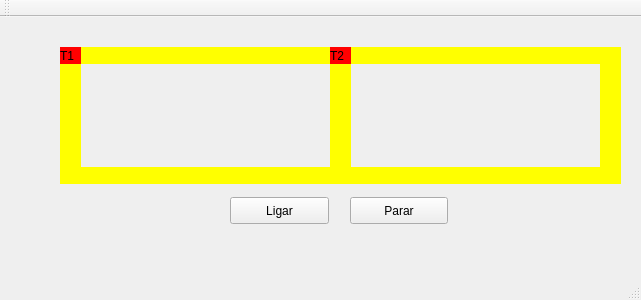
jtfrl/anti_clock_trains, file mainwindow.ui: the form before one commit.
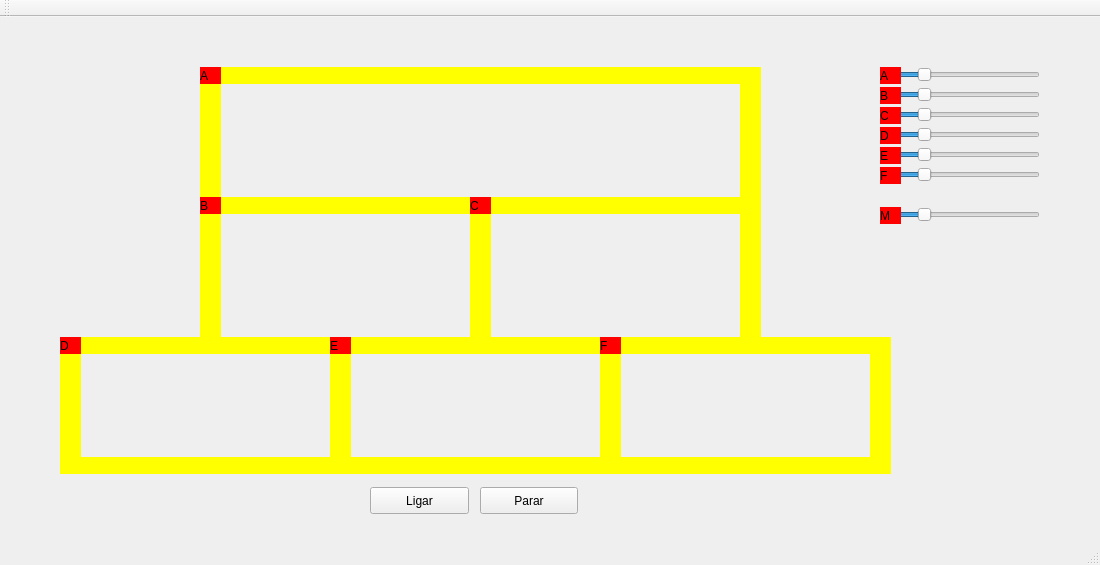
The form after the commit.

Commit message:
Resize main window and update widget positions
Updated the layout and properties of the main window, including resizing and repositioning various widgets.

The edit to the form file:
```diff
--- a/mainwindow.ui
+++ b/mainwindow.ui
@@ -6,19 +6,19 @@
    <rect>
     <x>0</x>
     <y>0</y>
-    <width>641</width>
-    <height>300</height>
+    <width>1100</width>
+    <height>565</height>
    </rect>
   </property>
   <property name="windowTitle">
    <string>MainWindow</string>
   </property>
   <widget class="QWidget" name="centralWidget">
-   <widget class="QLabel" name="label_trem1">
+   <widget class="QLabel" name="label_trem4">
     <property name="geometry">
      <rect>
       <x>60</x>
-      <y>30</y>
+      <y>320</y>
       <width>21</width>
       <height>17</height>
      </rect>
@@ -27,14 +27,14 @@
      <string notr="true">QLabel { background: red}</string>
     </property>
     <property name="text">
-     <string>T1</string>
+     <string>D</string>
     </property>
    </widget>
    <widget class="QLabel" name="label_trilho1">
     <property name="geometry">
      <rect>
       <x>80</x>
-      <y>30</y>
+      <y>320</y>
       <width>250</width>
       <height>17</height>
      </rect>
@@ -50,7 +50,7 @@
     <property name="geometry">
      <rect>
       <x>80</x>
-      <y>150</y>
+      <y>440</y>
       <width>250</width>
       <height>17</height>
      </rect>
@@ -66,7 +66,7 @@
     <property name="geometry">
      <rect>
       <x>330</x>
-      <y>30</y>
+      <y>320</y>
       <width>21</width>
       <height>137</height>
      </rect>
@@ -82,7 +82,7 @@
     <property name="geometry">
      <rect>
       <x>60</x>
-      <y>30</y>
+      <y>320</y>
       <width>21</width>
       <height>137</height>
      </rect>
@@ -97,8 +97,8 @@
    <widget class="QPushButton" name="pushButton">
     <property name="geometry">
      <rect>
-      <x>230</x>
-      <y>180</y>
+      <x>370</x>
+      <y>470</y>
       <width>99</width>
       <height>27</height>
      </rect>
@@ -110,8 +110,8 @@
    <widget class="QPushButton" name="pushButton_2">
     <property name="geometry">
      <rect>
-      <x>350</x>
-      <y>180</y>
+      <x>480</x>
+      <y>470</y>
       <width>98</width>
       <height>27</height>
      </rect>
@@ -124,7 +124,7 @@
     <property name="geometry">
      <rect>
       <x>600</x>
-      <y>30</y>
+      <y>320</y>
       <width>21</width>
       <height>137</height>
      </rect>
@@ -140,7 +140,7 @@
     <property name="geometry">
      <rect>
       <x>350</x>
-      <y>30</y>
+      <y>320</y>
       <width>250</width>
       <height>17</height>
      </rect>
@@ -156,7 +156,7 @@
     <property name="geometry">
      <rect>
       <x>350</x>
-      <y>150</y>
+      <y>440</y>
       <width>250</width>
       <height>17</height>
      </rect>
@@ -168,11 +168,225 @@
      <string/>
     </property>
    </widget>
+   <widget class="QLabel" name="label_trem5">
+    <property name="geometry">
+     <rect>
+      <x>330</x>
+      <y>320</y>
+      <width>21</width>
+      <height>17</height>
+     </rect>
+    </property>
+    <property name="styleSheet">
+     <string notr="true">QLabel { background: red}</string>
+    </property>
+    <property name="text">
+     <string>E</string>
+    </property>
+   </widget>
+   <widget class="QLabel" name="label_trilho1_3">
+    <property name="geometry">
+     <rect>
+      <x>620</x>
+      <y>320</y>
+      <width>250</width>
+      <height>17</height>
+     </rect>
+    </property>
+    <property name="mouseTracking">
+     <bool>false</bool>
+    </property>
+    <property name="autoFillBackground">
+     <bool>false</bool>
+    </property>
+    <property name="styleSheet">
+     <string notr="true">QLabel { background: yellow}</string>
+    </property>
+    <property name="text">
+     <string/>
+    </property>
+   </widget>
+   <widget class="QLabel" name="label_trilho2_3">
+    <property name="geometry">
+     <rect>
+      <x>620</x>
+      <y>440</y>
+      <width>250</width>
+      <height>17</height>
+     </rect>
+    </property>
+    <property name="styleSheet">
+     <string notr="true">QLabel { background: yellow}</string>
+    </property>
+    <property name="text">
+     <string/>
+    </property>
+   </widget>
+   <widget class="QLabel" name="label_trilho4_3">
+    <property name="geometry">
+     <rect>
+      <x>870</x>
+      <y>320</y>
+      <width>21</width>
+      <height>137</height>
+     </rect>
+    </property>
+    <property name="styleSheet">
+     <string notr="true">QLabel { background: yellow}</string>
+    </property>
+    <property name="text">
+     <string/>
+    </property>
+   </widget>
+   <widget class="QLabel" name="label_trem6">
+    <property name="geometry">
+     <rect>
+      <x>600</x>
+      <y>320</y>
+      <width>21</width>
+      <height>17</height>
+     </rect>
+    </property>
+    <property name="styleSheet">
+     <string notr="true">QLabel { background: red}</string>
+    </property>
+    <property name="text">
+     <string>F</string>
+    </property>
+   </widget>
+   <widget class="QLabel" name="label_trilho3_2">
+    <property name="geometry">
+     <rect>
+      <x>470</x>
+      <y>180</y>
+      <width>21</width>
+      <height>140</height>
+     </rect>
+    </property>
+    <property name="styleSheet">
+     <string notr="true">QLabel { background: yellow}</string>
+    </property>
+    <property name="text">
+     <string/>
+    </property>
+   </widget>
+   <widget class="QLabel" name="label_trilho3_3">
+    <property name="geometry">
+     <rect>
+      <x>740</x>
+      <y>180</y>
+      <width>21</width>
+      <height>140</height>
+     </rect>
+    </property>
+    <property name="styleSheet">
+     <string notr="true">QLabel { background: yellow}</string>
+    </property>
+    <property name="text">
+     <string/>
+    </property>
+   </widget>
+   <widget class="QLabel" name="label_trilho1_4">
+    <property name="geometry">
+     <rect>
+      <x>220</x>
+      <y>180</y>
+      <width>250</width>
+      <height>17</height>
+     </rect>
+    </property>
+    <property name="styleSheet">
+     <string notr="true">QLabel { background: yellow}</string>
+    </property>
+    <property name="text">
+     <string/>
+    </property>
+   </widget>
+   <widget class="QLabel" name="label_trilho1_5">
+    <property name="geometry">
+     <rect>
+      <x>490</x>
+      <y>180</y>
+      <width>250</width>
+      <height>17</height>
+     </rect>
+    </property>
+    <property name="styleSheet">
+     <string notr="true">QLabel { background: yellow}</string>
+    </property>
+    <property name="text">
+     <string/>
+    </property>
+   </widget>
+   <widget class="QLabel" name="label_trilho3_4">
+    <property name="geometry">
+     <rect>
+      <x>200</x>
+      <y>180</y>
+      <width>21</width>
+      <height>140</height>
+     </rect>
+    </property>
+    <property name="styleSheet">
+     <string notr="true">QLabel { background: yellow}</string>
+    </property>
+    <property name="text">
+     <string/>
+    </property>
+   </widget>
+   <widget class="QLabel" name="label_trilho3_5">
+    <property name="geometry">
+     <rect>
+      <x>200</x>
+      <y>50</y>
+      <width>21</width>
+      <height>137</height>
+     </rect>
+    </property>
+    <property name="styleSheet">
+     <string notr="true">QLabel { background: yellow}</string>
+    </property>
+    <property name="text">
+     <string/>
+    </property>
+   </widget>
+   <widget class="QLabel" name="label_trilho3_6">
+    <property name="geometry">
+     <rect>
+      <x>740</x>
+      <y>50</y>
+      <width>21</width>
+      <height>137</height>
+     </rect>
+    </property>
+    <property name="styleSheet">
+     <string notr="true">QLabel { background: yellow}</string>
+    </property>
+    <property name="text">
+     <string/>
+    </property>
+   </widget>
+   <widget class="QLabel" name="label_trilho1_6">
+    <property name="geometry">
+     <rect>
+      <x>220</x>
+      <y>50</y>
+      <width>521</width>
+      <height>17</height>
+     </rect>
+    </property>
+    <property name="styleSheet">
+     <string notr="true">QLabel { background: yellow}</string>
+    </property>
+    <property name="text">
+     <string/>
+    </property>
+   </widget>
    <widget class="QLabel" name="label_trem2">
     <property name="geometry">
      <rect>
-      <x>330</x>
-      <y>30</y>
+      <x>200</x>
+      <y>180</y>
       <width>21</width>
       <height>17</height>
      </rect>
@@ -181,28 +395,313 @@
      <string notr="true">QLabel { background: red}</string>
     </property>
     <property name="text">
-     <string>T2</string>
+     <string>B</string>
+    </property>
+   </widget>
+   <widget class="QLabel" name="label_trem3">
+    <property name="geometry">
+     <rect>
+      <x>470</x>
+      <y>180</y>
+      <width>21</width>
+      <height>17</height>
+     </rect>
+    </property>
+    <property name="styleSheet">
+     <string notr="true">QLabel { background: red}</string>
+    </property>
+    <property name="text">
+     <string>C</string>
+    </property>
+   </widget>
+   <widget class="QLabel" name="label_trem1">
+    <property name="geometry">
+     <rect>
+      <x>200</x>
+      <y>50</y>
+      <width>21</width>
+      <height>17</height>
+     </rect>
+    </property>
+    <property name="styleSheet">
+     <string notr="true">QLabel { background: red}</string>
+    </property>
+    <property name="text">
+     <string>A</string>
+    </property>
+   </widget>
+   <widget class="QSlider" name="sliderT1">
+    <property name="geometry">
+     <rect>
+      <x>880</x>
+      <y>50</y>
+      <width>160</width>
+      <height>16</height>
+     </rect>
+    </property>
+    <property name="value">
+     <number>25</number>
+    </property>
+    <property name="orientation">
+     <enum>Qt::Orientation::Horizontal</enum>
+    </property>
+   </widget>
+   <widget class="QLabel" name="label_slider">
+    <property name="geometry">
+     <rect>
+      <x>880</x>
+      <y>50</y>
+      <width>21</width>
+      <height>17</height>
+     </rect>
+    </property>
+    <property name="styleSheet">
+     <string notr="true">QLabel { background: red}</string>
+    </property>
+    <property name="text">
+     <string>A</string>
+    </property>
+   </widget>
+   <widget class="QSlider" name="sliderT2">
+    <property name="geometry">
+     <rect>
+      <x>880</x>
+      <y>70</y>
+      <width>160</width>
+      <height>16</height>
+     </rect>
+    </property>
+    <property name="value">
+     <number>25</number>
+    </property>
+    <property name="orientation">
+     <enum>Qt::Orientation::Horizontal</enum>
+    </property>
+   </widget>
+   <widget class="QSlider" name="sliderT3">
+    <property name="geometry">
+     <rect>
+      <x>880</x>
+      <y>90</y>
+      <width>160</width>
+      <height>16</height>
+     </rect>
+    </property>
+    <property name="value">
+     <number>25</number>
+    </property>
+    <property name="orientation">
+     <enum>Qt::Orientation::Horizontal</enum>
+    </property>
+   </widget>
+   <widget class="QSlider" name="sliderT4">
+    <property name="geometry">
+     <rect>
+      <x>880</x>
+      <y>110</y>
+      <width>160</width>
+      <height>16</height>
+     </rect>
+    </property>
+    <property name="value">
+     <number>25</number>
+    </property>
+    <property name="orientation">
+     <enum>Qt::Orientation::Horizontal</enum>
+    </property>
+   </widget>
+   <widget class="QSlider" name="sliderT5">
+    <property name="geometry">
+     <rect>
+      <x>880</x>
+      <y>130</y>
+      <width>160</width>
+      <height>16</height>
+     </rect>
+    </property>
+    <property name="value">
+     <number>25</number>
+    </property>
+    <property name="orientation">
+     <enum>Qt::Orientation::Horizontal</enum>
+    </property>
+   </widget>
+   <widget class="QSlider" name="sliderT6">
+    <property name="geometry">
+     <rect>
+      <x>880</x>
+      <y>150</y>
+      <width>160</width>
+      <height>16</height>
+     </rect>
+    </property>
+    <property name="value">
+     <number>25</number>
+    </property>
+    <property name="orientation">
+     <enum>Qt::Orientation::Horizontal</enum>
+    </property>
+   </widget>
+   <widget class="QSlider" name="horizontalSlider_M">
+    <property name="geometry">
+     <rect>
+      <x>880</x>
+      <y>190</y>
+      <width>160</width>
+      <height>16</height>
+     </rect>
+    </property>
+    <property name="value">
+     <number>25</number>
+    </property>
+    <property name="orientation">
+     <enum>Qt::Orientation::Horizontal</enum>
+    </property>
+   </widget>
+   <widget class="QLabel" name="label_slider1">
+    <property name="geometry">
+     <rect>
+      <x>880</x>
+      <y>70</y>
+      <width>21</width>
+      <height>17</height>
+     </rect>
+    </property>
+    <property name="styleSheet">
+     <string notr="true">QLabel { background: red}</string>
+    </property>
+    <property name="text">
+     <string>B</string>
+    </property>
+   </widget>
+   <widget class="QLabel" name="label_slider2">
+    <property name="geometry">
+     <rect>
+      <x>880</x>
+      <y>90</y>
+      <width>21</width>
+      <height>17</height>
+     </rect>
+    </property>
+    <property name="styleSheet">
+     <string notr="true">QLabel { background: red}</string>
+    </property>
+    <property name="text">
+     <string>C</string>
+    </property>
+   </widget>
+   <widget class="QLabel" name="label_slider3">
+    <property name="geometry">
+     <rect>
+      <x>880</x>
+      <y>110</y>
+      <width>21</width>
+      <height>17</height>
+     </rect>
+    </property>
+    <property name="styleSheet">
+     <string notr="true">QLabel { background: red}</string>
+    </property>
+    <property name="text">
+     <string>D</string>
+    </property>
+   </widget>
+   <widget class="QLabel" name="label_slider4">
+    <property name="geometry">
+     <rect>
+      <x>880</x>
+      <y>130</y>
+      <width>21</width>
+      <height>17</height>
+     </rect>
+    </property>
+    <property name="styleSheet">
+     <string notr="true">QLabel { background: red}</string>
+    </property>
+    <property name="text">
+     <string>E</string>
+    </property>
+   </widget>
+   <widget class="QLabel" name="label_slider5">
+    <property name="geometry">
+     <rect>
+      <x>880</x>
+      <y>150</y>
+      <width>21</width>
+      <height>17</height>
+     </rect>
+    </property>
+    <property name="styleSheet">
+     <string notr="true">QLabel { background: red}</string>
+    </property>
+    <property name="text">
+     <string>F</string>
+    </property>
+   </widget>
+   <widget class="QLabel" name="label_sliderM">
+    <property name="geometry">
+     <rect>
+      <x>880</x>
+      <y>190</y>
+      <width>21</width>
+      <height>17</height>
+     </rect>
+    </property>
+    <property name="styleSheet">
+     <string notr="true">QLabel { background: red}</string>
+    </property>
+    <property name="text">
+     <string>M</string>
     </property>
    </widget>
    <zorder>label_trilho1</zorder>
    <zorder>label_trilho2</zorder>
    <zorder>label_trilho3</zorder>
    <zorder>label_trilho4</zorder>
-   <zorder>label_trem1</zorder>
+   <zorder>label_trem4</zorder>
    <zorder>pushButton</zorder>
    <zorder>pushButton_2</zorder>
    <zorder>label_trilho4_2</zorder>
    <zorder>label_trilho1_2</zorder>
    <zorder>label_trilho2_2</zorder>
+   <zorder>label_trem5</zorder>
+   <zorder>label_trilho1_3</zorder>
+   <zorder>label_trilho2_3</zorder>
+   <zorder>label_trilho4_3</zorder>
+   <zorder>label_trem6</zorder>
+   <zorder>label_trilho3_2</zorder>
+   <zorder>label_trilho3_3</zorder>
+   <zorder>label_trilho1_4</zorder>
+   <zorder>label_trilho1_5</zorder>
+   <zorder>label_trilho3_4</zorder>
+   <zorder>label_trilho3_5</zorder>
+   <zorder>label_trilho3_6</zorder>
+   <zorder>label_trilho1_6</zorder>
    <zorder>label_trem2</zorder>
+   <zorder>label_trem3</zorder>
+   <zorder>label_trem1</zorder>
+   <zorder>sliderT1</zorder>
+   <zorder>label_slider</zorder>
+   <zorder>sliderT2</zorder>
+   <zorder>sliderT3</zorder>
+   <zorder>sliderT4</zorder>
+   <zorder>sliderT5</zorder>
+   <zorder>sliderT6</zorder>
+   <zorder>horizontalSlider_M</zorder>
+   <zorder>label_slider1</zorder>
+   <zorder>label_slider2</zorder>
+   <zorder>label_slider3</zorder>
+   <zorder>label_slider4</zorder>
+   <zorder>label_slider5</zorder>
+   <zorder>label_sliderM</zorder>
   </widget>
   <widget class="QMenuBar" name="menuBar">
    <property name="geometry">
     <rect>
      <x>0</x>
      <y>0</y>
-     <width>641</width>
-     <height>22</height>
+     <width>1100</width>
+     <height>19</height>
     </rect>
    </property>
   </widget>
```
